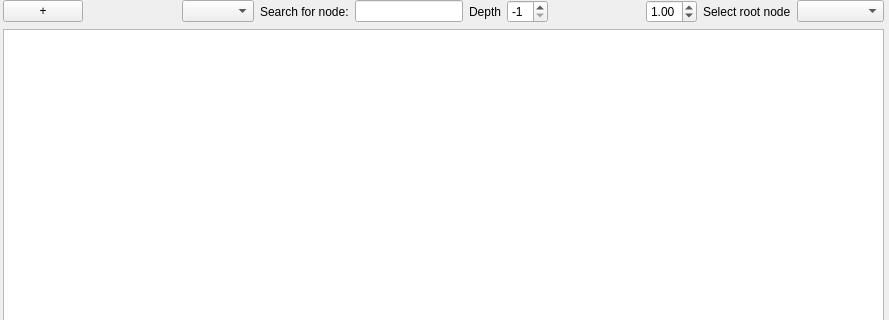
pySUMO/pysumo, file src/pySUMOQt/Designer/GraphWidget.ui: the form before one commit; both pictures show x 0 to 889 and y 0 to 320 of the 889 by 680 pixel window.
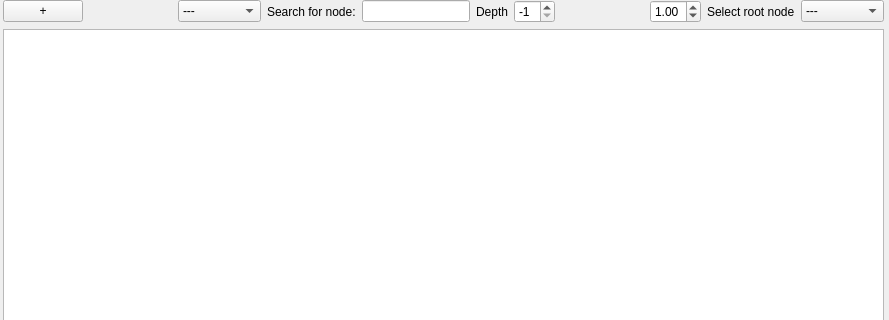
The form after the commit.

Commit message: Newest design of GraphWidget

Patch:
```diff
--- a/src/pySUMOQt/Designer/GraphWidget.ui
+++ b/src/pySUMOQt/Designer/GraphWidget.ui
@@ -76,6 +76,11 @@
       <property name="whatsThis">
        <string>Root selector</string>
       </property>
+      <item>
+       <property name="text">
+        <string>---</string>
+       </property>
+      </item>
      </widget>
     </item>
     <item row="0" column="3">
@@ -86,7 +91,37 @@
      </widget>
     </item>
     <item row="0" column="2">
-     <widget class="QComboBox" name="relations"/>
+     <widget class="QComboBox" name="relations">
+      <property name="sizePolicy">
+       <sizepolicy hsizetype="MinimumExpanding" vsizetype="Fixed">
+        <horstretch>0</horstretch>
+        <verstretch>0</verstretch>
+       </sizepolicy>
+      </property>
+      <property name="sizeAdjustPolicy">
+       <enum>QComboBox::AdjustToMinimumContentsLength</enum>
+      </property>
+      <item>
+       <property name="text">
+        <string>---</string>
+       </property>
+      </item>
+      <item>
+       <property name="text">
+        <string>instance</string>
+       </property>
+      </item>
+      <item>
+       <property name="text">
+        <string>subclass</string>
+       </property>
+      </item>
+      <item>
+       <property name="text">
+        <string>domain</string>
+       </property>
+      </item>
+     </widget>
     </item>
     <item row="0" column="0">
      <widget class="QPushButton" name="pushButton">
```
The commit also changes 1 other file.
